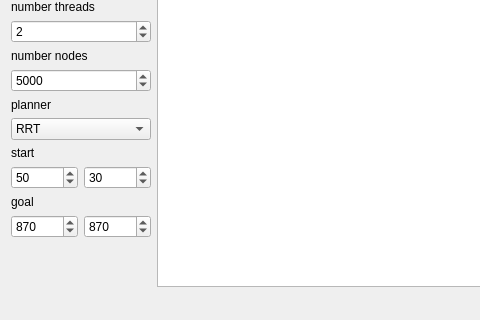
Above: examples/gui2D/mainwindow.ui from tobiaskohlbau/IPPP before the change; both pictures show x 0 to 480 and y 307 to 627 of the 697 by 627 pixel window. Below: the same form after it.
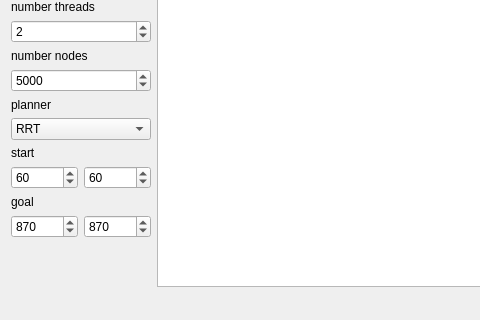
That is the form after the change.

The edit to the form file:
```diff
--- a/examples/gui2D/mainwindow.ui
+++ b/examples/gui2D/mainwindow.ui
@@ -185,7 +185,7 @@
                <number>2000</number>
               </property>
               <property name="value">
-               <number>30</number>
+               <number>60</number>
               </property>
              </widget>
             </item>
@@ -205,7 +205,7 @@
                <number>2000</number>
               </property>
               <property name="value">
-               <number>50</number>
+               <number>60</number>
               </property>
               <property name="displayIntegerBase">
                <number>10</number>
```
